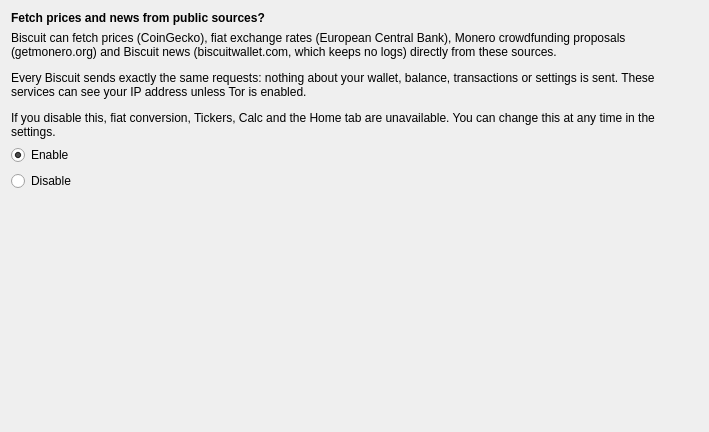
Before: the Qt Designer form src/wizard/PageNetworkWebsocket.ui in BiscuitWallet/Biscuit, drawn with Qt 5.
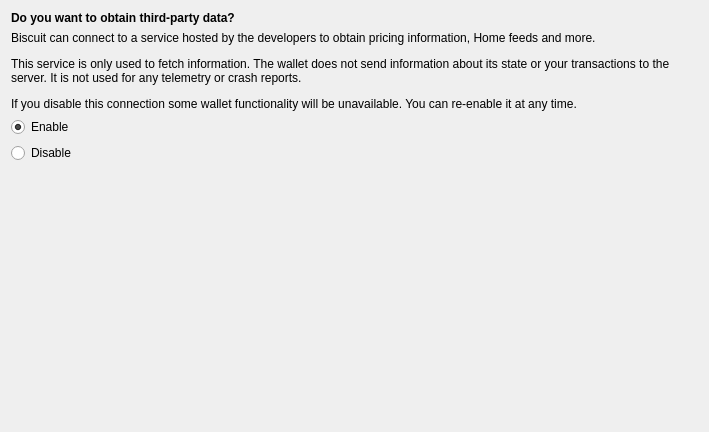
After: the same form once the commit is applied.

Commit message:
Public data through biscuitwallet.com, Feather's wording for it
Prices, fiat rates and the Monero CCS list now come from Biscuit's own
service, which fetches them from CoinGecko, the ECB and getmonero.org:
the app talks to one host, as Feather does with its service. The
first-run page and the setting use Feather's text again.

The edit to the form file:
```diff
--- a/src/wizard/PageNetworkWebsocket.ui
+++ b/src/wizard/PageNetworkWebsocket.ui
@@ -23,14 +23,14 @@
       </font>
      </property>
      <property name="text">
-      <string>Fetch prices and news from public sources?</string>
+      <string>Do you want to obtain third-party data?</string>
      </property>
     </widget>
    </item>
    <item>
     <widget class="QLabel" name="label_2">
      <property name="text">
-      <string>&lt;html&gt;&lt;head/&gt;&lt;body&gt;&lt;p&gt;Biscuit can fetch prices (CoinGecko), fiat exchange rates (European Central Bank), Monero crowdfunding proposals (getmonero.org) and Biscuit news (biscuitwallet.com, which keeps no logs) directly from these sources.&lt;/p&gt;&lt;p&gt;Every Biscuit sends exactly the same requests: nothing about your wallet, balance, transactions or settings is sent. These services can see your IP address unless Tor is enabled.&lt;/p&gt;&lt;p&gt;If you disable this, fiat conversion, Tickers, Calc and the Home tab are unavailable. You can change this at any time in the settings.&lt;/p&gt;&lt;/body&gt;&lt;/html&gt;</string>
+      <string>&lt;html&gt;&lt;head/&gt;&lt;body&gt;&lt;p&gt;Biscuit can connect to a service hosted by the developers to obtain pricing information, Home feeds and more.&lt;/p&gt;&lt;p&gt;This service is only used to fetch information. The wallet does not send information about its state or your transactions to the server. It is not used for any telemetry or crash reports.&lt;/p&gt;&lt;p&gt;If you disable this connection some wallet functionality will be unavailable. You can re-enable it at any time.&lt;/p&gt;&lt;/body&gt;&lt;/html&gt;</string>
      </property>
      <property name="wordWrap">
       <bool>true</bool>
```
The commit also changes 3 other files.
